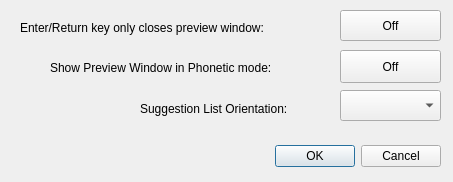
Old version of the form src/frontend/SettingsDialog.ui in the repository OpenBangla/OpenBangla-Keyboard.
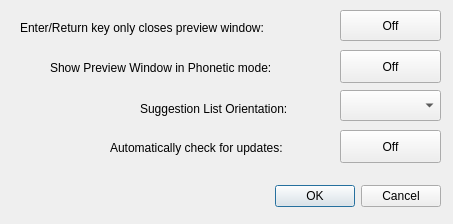
New version of the form.

Commit message: Allow configuring of automatic update check Add a menu item for update check Closes #32

```diff
--- a/src/frontend/SettingsDialog.ui
+++ b/src/frontend/SettingsDialog.ui
@@ -7,7 +7,7 @@
     <x>0</x>
     <y>0</y>
     <width>453</width>
-    <height>182</height>
+    <height>224</height>
    </rect>
   </property>
   <property name="windowTitle">
@@ -17,7 +17,7 @@
    <property name="geometry">
     <rect>
      <x>20</x>
-     <y>140</y>
+     <y>180</y>
      <width>421</width>
      <height>32</height>
     </rect>
@@ -110,6 +110,35 @@
     <string>Suggestion List Orientation:</string>
    </property>
   </widget>
+  <widget class="QLabel" name="label_4">
+   <property name="geometry">
+    <rect>
+     <x>110</x>
+     <y>140</y>
+     <width>231</width>
+     <height>17</height>
+    </rect>
+   </property>
+   <property name="text">
+    <string>&lt;html&gt;&lt;head/&gt;&lt;body&gt;&lt;p&gt;Automatically check for updates:&lt;/p&gt;&lt;/body&gt;&lt;/html&gt;</string>
+   </property>
+  </widget>
+  <widget class="QPushButton" name="btnCheckUpdate">
+   <property name="geometry">
+    <rect>
+     <x>340</x>
+     <y>130</y>
+     <width>101</width>
+     <height>33</height>
+    </rect>
+   </property>
+   <property name="text">
+    <string>Off</string>
+   </property>
+   <property name="checkable">
+    <bool>true</bool>
+   </property>
+  </widget>
  </widget>
  <resources/>
  <connections>
```
The commit also changes 7 other files.
